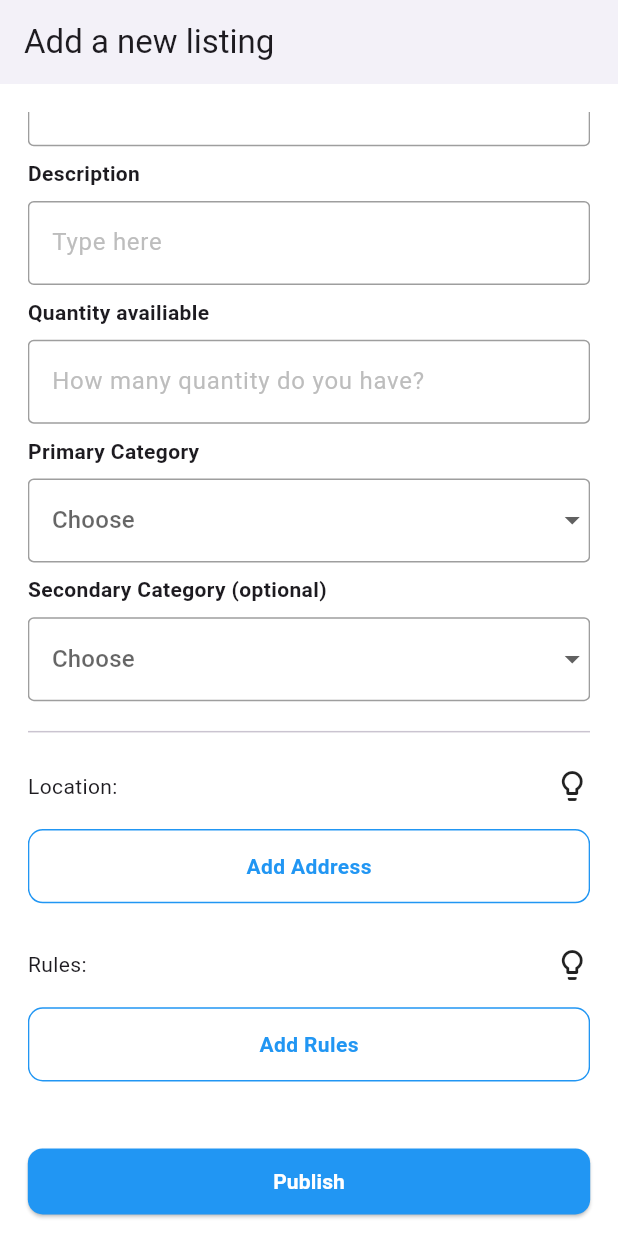
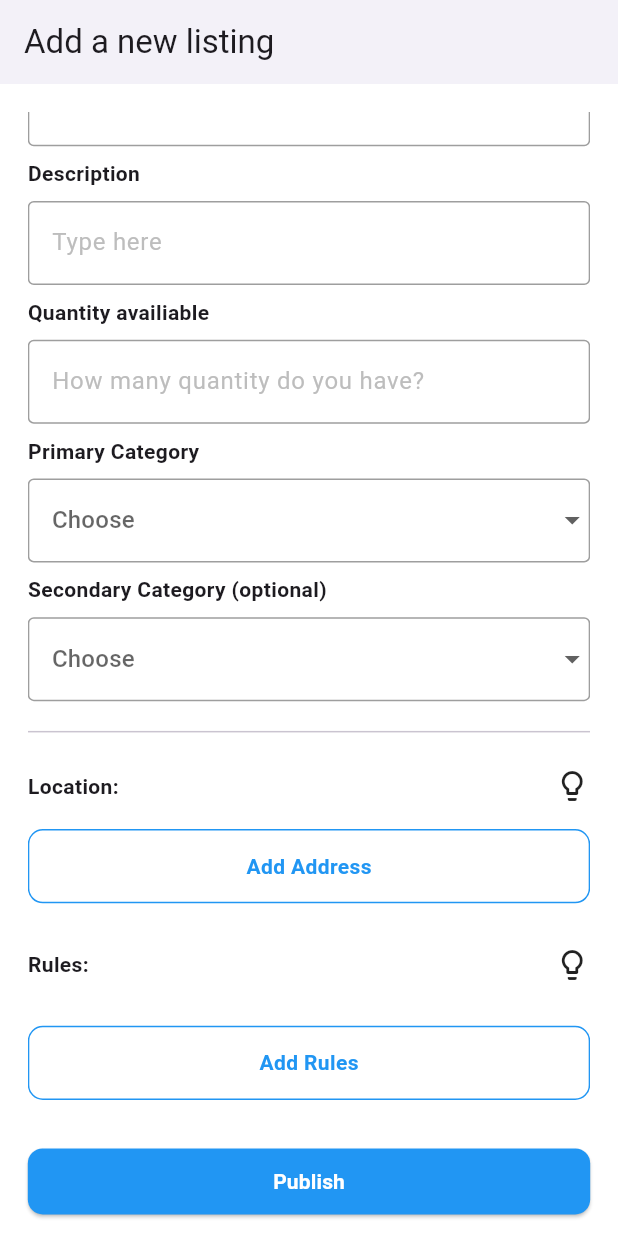
Before and after one commit to bgyn/Rental-Mobile, a Flutter app: the AddNewListing screen opened by its route, scrolled down 358 dp, on a phone screen of 412 x 824 dp. Run offline on Flutter 3.47's test engine with Material 3 defaults, Android fonts, the phone set to English and light mode, and no system bars; our stand-ins replace cached_network_image, carousel_slider, equatable, firebase_core, flutter_bloc, get_it and 5 more; accounts and stored records are empty; network calls fail.

Commit message:
feat : created add rule bottom sheet

```diff
--- /dev/null
+++ b/lib/core/constant/premade_rule.dart
@@ -0,0 +1,8 @@
+class PremadeRule {
+  static const premadeRules = <String>[
+    "Must have verified Rentpal profile",
+    "No late returns",
+    "Free delivery within 5 km radius",
+    "Must be cleaned before returned",
+  ];
+}
--- /dev/null
+++ b/lib/features/add_listing/cubit/rules_cubit.dart
@@ -0,0 +1,76 @@
+import 'package:flutter_bloc/flutter_bloc.dart';
+import 'package:rentpal/core/constant/premade_rule.dart';
+
+class RulesState {
+  RulesState(
+      {required this.rules,
+      required this.premadeRules,
+      required this.tempRules});
+  final List<String> rules;
+  final List<String> premadeRules;
+  final List<String> tempRules;
+
+  RulesState copyWith(
+      {List<String>? rules,
+      List<String>? premadeRules,
+      List<String>? tempRules}) {
+    return RulesState(
+      rules: rules ?? this.rules,
+      premadeRules: premadeRules ?? this.premadeRules,
+      tempRules: tempRules ?? this.tempRules,
+    );
+  }
+}
+
+class RulesCubit extends Cubit<RulesState> {
+  RulesCubit()
+      : super(RulesState(
+          rules: [],
+          premadeRules: PremadeRule.premadeRules,
+          tempRules: [],
+        ));
+
+  void addRules({required String rule}) {
+    final newRules = [...state.rules, rule];
+    emit(
+      state.copyWith(tempRules: newRules),
+    );
+  }
+
+  void addPremadeRulesToRules({required int index}) {
+    final newRules = [...state.tempRules, state.premadeRules[index]];
+    final premadeRule = state.premadeRules
+        .asMap()
+        .entries
+        .where((entry) => entry.key != index)
+        .map((entry) => entry.value)
+        .toList();
+    emit(state.copyWith(tempRules: newRules, premadeRules: premadeRule));
+  }
+
+  void removeRules({required int index}) {
+    emit(
+      state.copyWith(
+        tempRules: state.tempRules
+            .asMap()
+            .entries
+            .where((rule) => rule.key != index)
+            .map((rule) => rule.value)
+            .toList(),
+      ),
+    );
+  }
+
+  void onSave() {
+    emit(state.copyWith(
+      rules: [...state.tempRules],
+      tempRules: [],
+    ));
+  }
+
+  void copyRulesToTemp() {
+    emit(state.copyWith(
+      tempRules: List.from(state.rules),
+    ));
+  }
+}
--- a/lib/features/add_listing/presentation/pages/add_new_listing.dart
+++ b/lib/features/add_listing/presentation/pages/add_new_listing.dart
@@ -1,8 +1,11 @@
 import 'package:flutter/material.dart';
+import 'package:flutter_bloc/flutter_bloc.dart';
 import 'package:rentpal/core/extension/extension.dart';
+import 'package:rentpal/features/add_listing/cubit/rules_cubit.dart';
 import 'package:rentpal/features/add_listing/presentation/widgets/listing_drop_down.dart';
 import 'package:rentpal/features/add_listing/presentation/widgets/listing_text_field.dart';
 import 'package:rentpal/features/add_listing/presentation/widgets/address_bottom_sheet.dart';
+import 'package:rentpal/features/add_listing/presentation/widgets/rules_bottom_sheet.dart';
 import 'package:rentpal/features/add_listing/presentation/widgets/show_popup.dart';
 
 class AddNewListing extends StatefulWidget {
@@ -118,7 +121,10 @@ class _AddNewListingState extends State<AddNewListing> {
               SizedBox(
                 height: 0.015.h(context),
               ),
-              _rules(context),
+              _rules(context, () {
+                context.read<RulesCubit>().copyRulesToTemp();
+                rulesBottomSheet(context);
+              }),
               SizedBox(
                 height: 0.03.h(context),
               ),
@@ -161,7 +167,8 @@ class _AddNewListingState extends State<AddNewListing> {
         Row(
           mainAxisAlignment: MainAxisAlignment.spaceBetween,
           children: [
-            const Text("Location:"),
+            const Text("Location:",
+                style: TextStyle(fontWeight: FontWeight.bold)),
             GestureDetector(
               onTap: () {
                 showPopup(context);
@@ -195,7 +202,7 @@ class _AddNewListingState extends State<AddNewListing> {
     );
   }
 
-  _rules(context) {
+  _rules(context, onTap) {
     return Column(
       children: [
         SizedBox(
@@ -204,7 +211,10 @@ class _AddNewListingState extends State<AddNewListing> {
         Row(
           mainAxisAlignment: MainAxisAlignment.spaceBetween,
           children: [
-            const Text("Rules:"),
+            const Text(
+              "Rules:",
+              style: TextStyle(fontWeight: FontWeight.bold),
+            ),
             GestureDetector(
               onTap: () {
                 showPopup(context);
@@ -216,8 +226,43 @@ class _AddNewListingState extends State<AddNewListing> {
         SizedBox(
           height: 0.02.h(context),
         ),
+        BlocBuilder<RulesCubit, RulesState>(builder: (context, state) {
+          if (state.rules.isEmpty) {
+            return const SizedBox();
+          } else {
+            return Column(
+              children: state.rules
+                  .map((rule) => Padding(
+                        padding: EdgeInsets.only(
+                          bottom: 0.01.toRes(context),
+                        ),
+                        child: Row(
+                          crossAxisAlignment: CrossAxisAlignment.center,
+                          children: [
+                            Container(
+                              height: 5,
+                              width: 5,
+                              decoration: BoxDecoration(
+                                color: Colors.black,
+                                borderRadius: BorderRadius.circular(5),
+                              ),
+                            ),
+                            SizedBox(
+                              width: 0.02.w(context),
+                            ),
+                            Text(rule),
+                          ],
+                        ),
+                      ))
+                  .toList(),
+            );
+          }
+        }),
+        SizedBox(
+          height: 0.015.h(context),
+        ),
         GestureDetector(
-          onTap: () {},
+          onTap: onTap,
           child: Container(
             width: double.infinity,
             height: 0.04.toRes(context),
--- a/lib/main.dart
+++ b/lib/main.dart
@@ -4,6 +4,7 @@ import 'package:rentpal/config/routes/route_config.dart';
 import 'package:firebase_core/firebase_core.dart';
 import 'package:rentpal/core/permission/permission_handler.dart';
 import 'package:rentpal/features/add_listing/cubit/address_cubit.dart';
+import 'package:rentpal/features/add_listing/cubit/rules_cubit.dart';
 import 'package:rentpal/features/auth/presentation/cubit/password_visibility_cubit.dart';
 import 'package:rentpal/features/categories/presentation/bloc/category_list_bloc.dart';
 import 'package:rentpal/features/categories/presentation/bloc/category_list_event.dart';
@@ -39,6 +40,7 @@ class _MyAppState extends State<MyApp> {
       providers: [
         BlocProvider(create: (_) => PasswordVisibilityCubit()),
         BlocProvider(create: (_) => AddressCubit()),
+        BlocProvider(create: (_) => RulesCubit()),
         BlocProvider(
             create: (_) =>
                 CategoryListBloc(sl())..add(const FetchCategoryList()))
```
Also changed, not shown: lib/features/add_listing/presentation/widgets/rules_bottom_sheet.dart (added, +224 -0 lines), pubspec.lock.
